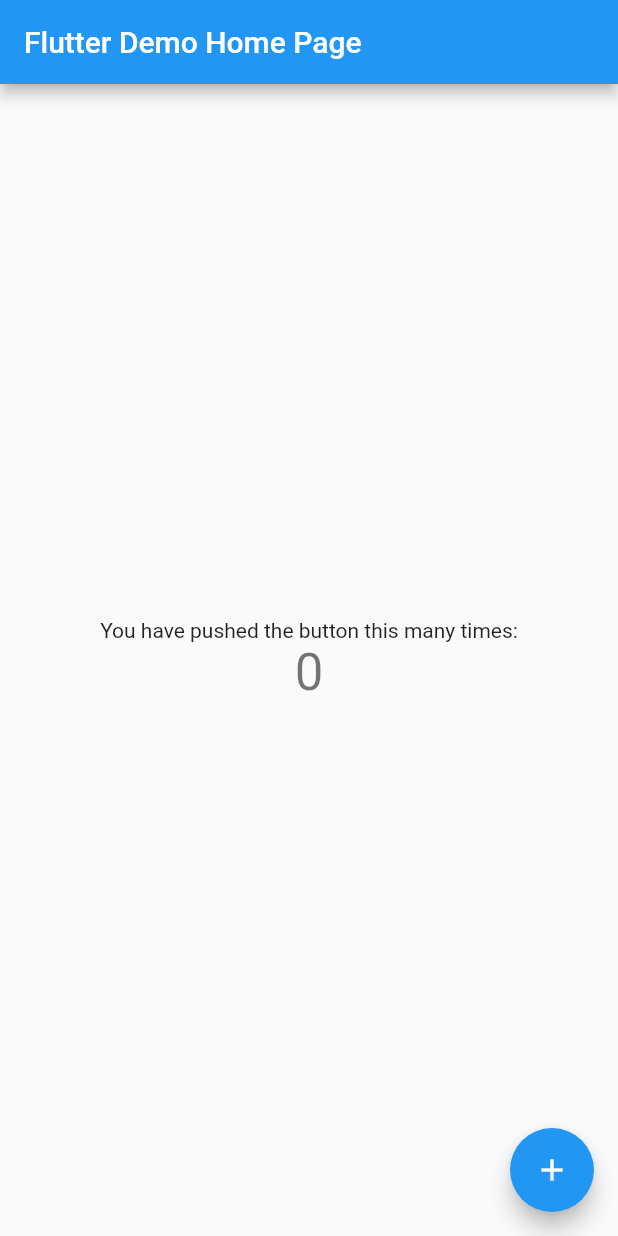
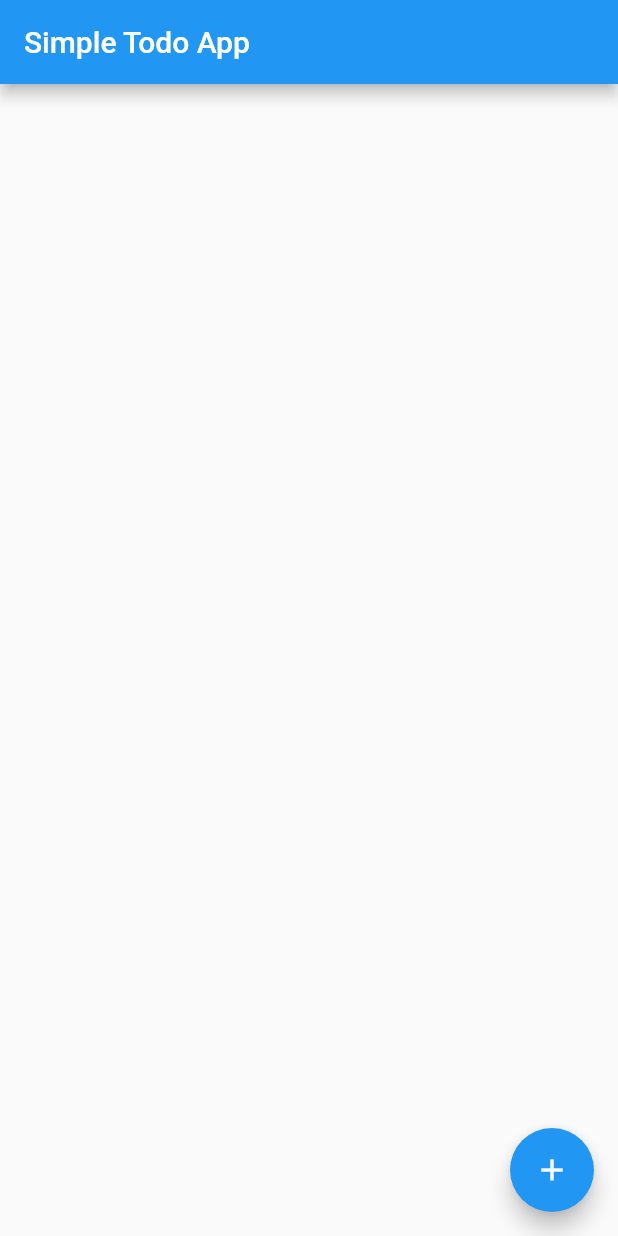
Before and after one commit to redbayoub/todo_app_flutter, a Flutter app: the screen it shows after launch, on a phone screen of 412 x 824 dp. Run offline on Flutter 3.47's test engine with Material 2 defaults, Android fonts, the phone set to English and light mode, and no system bars; our stand-ins replace sqflite; accounts and stored records are empty.

Commit message:
Added: Sqlite database, TodoLists_View, TodoList_View Issues: return from TodoList_View dosn't when adding TodoList, Delete not implemented yet

```diff
--- /dev/null
+++ b/lib/db/DBProvider.dart
@@ -0,0 +1,74 @@
+import 'package:path/path.dart';
+import 'package:sqflite/sqflite.dart';
+
+class DBProvider {
+  DBProvider._();
+
+  static final DBProvider db = DBProvider._();
+
+  static Database _database;
+  static const int VERSION = 1;
+
+  Future<Database> get database async {
+    if (_database != null) return _database;
+
+    // if _database is null we instantiate it
+    _database = await initDB();
+    return _database;
+  }
+
+  initDB() async {
+    /*Directory documentsDirectory = await getDatabasesPath();
+    String path = join(documentsDirectory.path, "TestDB.db");
+    return await openDatabase(path, version: VERSION, onOpen: (db) {},
+        onCreate: (Database db, int version) async {
+      await db.execute(TodoListTable.CREATE_TABLE);
+      await db.execute(TodoItemTable.CREATE_TABLE);
+    });*/
+
+    final Future<Database> database = openDatabase(
+      // Set the path to the database.
+      join(await getDatabasesPath(), 'TestDB.db'),
+      // When the database is first created, create a table to store dogs.
+      onCreate: (Database db, int version) async {
+        await db.execute(TodoListTable.CREATE_TABLE);
+        await db.execute(TodoItemTable.CREATE_TABLE);
+      },
+      // Set the version. This executes the onCreate function and provides a
+      // path to perform database upgrades and downgrades.
+      version: DATABASE_VERSION,
+    );
+    return database;
+  }
+}
+
+const int DATABASE_VERSION = 8;
+
+class TodoListTable {
+  static const String TABLE_NAME = "todo_Lists";
+  static const String ID = "id";
+  static const String TITLE = "title";
+  static const String LAST_MODIFICATION = "last_modification";
+
+  static const String CREATE_TABLE = "CREATE TABLE $TABLE_NAME ("
+      "$ID INTEGER PRIMERY KEY , "
+      "$TITLE TEXT NOT NULL , "
+      "$LAST_MODIFICATION INTEGER NOT NULL ) ";
+}
+
+class TodoItemTable {
+  static const String TABLE_NAME = "todo_items";
+  static const String ID = "id";
+  static const String LIST_ID = "list_id";
+  static const String TITLE = "title";
+  static const String IS_DONE = "is_done";
+  static const String ADDED = "added";
+
+  static const String CREATE_TABLE = "CREATE TABLE $TABLE_NAME ("
+      "$ID INTEGER PRIMERY KEY , "
+      "$TITLE TEXT NOT NULL , "
+      "$LIST_ID INTEGER , "
+      "$IS_DONE BIT  , "
+      "$ADDED INTEGER NOT NULL , "
+      "FOREIGN KEY($LIST_ID) REFERENCES ${TodoListTable.TABLE_NAME}(${TodoListTable.ID}) )";
+}
--- a/lib/main.dart
+++ b/lib/main.dart
@@ -1,4 +1,5 @@
 import 'package:flutter/material.dart';
+import 'package:todo_app/views/todo_lists.dart';
 
 void main() => runApp(MyApp());
 
@@ -20,93 +21,12 @@ class MyApp extends StatelessWidget {
         // is not restarted.
         primarySwatch: Colors.blue,
       ),
-      home: MyHomePage(title: 'Flutter Demo Home Page'),
+      home: TodoLists(title: 'Simple Todo App'),
+      /*
+      routes: {
+
+        TodoListView.routeName: (context) => TodoListView()
+      },*/
     );
   }
 }
-
-class MyHomePage extends StatefulWidget {
-  MyHomePage({Key key, this.title}) : super(key: key);
-
-  // This widget is the home page of your application. It is stateful, meaning
-  // that it has a State object (defined below) that contains fields that affect
-  // how it looks.
-
-  // This class is the configuration for the state. It holds the values (in this
-  // case the title) provided by the parent (in this case the App widget) and
-  // used by the build method of the State. Fields in a Widget subclass are
-  // always marked "final".
-
-  final String title;
-
-  @override
-  _MyHomePageState createState() => _MyHomePageState();
-}
-
-class _MyHomePageState extends State<MyHomePage> {
-  int _counter = 0;
-
-  void _incrementCounter() {
-    setState(() {
-      // This call to setState tells the Flutter framework that something has
-      // changed in this State, which causes it to rerun the build method below
-      // so that the display can reflect the updated values. If we changed
-      // _counter without calling setState(), then the build method would not be
-      // called again, and so nothing would appear to happen.
-      _counter++;
-    });
-  }
-
-  @override
-  Widget build(BuildContext context) {
-    // This method is rerun every time setState is called, for instance as done
-    // by the _incrementCounter method above.
-    //
-    // The Flutter framework has been optimized to make rerunning build methods
-    // fast, so that you can just rebuild anything that needs updating rather
-    // than having to individually change instances of widgets.
-    return Scaffold(
-      appBar: AppBar(
-        // Here we take the value from the MyHomePage object that was created by
-        // the App.build method, and use it to set our appbar title.
-        title: Text(widget.title),
-      ),
-      body: Center(
-        // Center is a layout widget. It takes a single child and positions it
-        // in the middle of the parent.
-        child: Column(
-          // Column is also layout widget. It takes a list of children and
-          // arranges them vertically. By default, it sizes itself to fit its
-          // children horizontally, and tries to be as tall as its parent.
-          //
-          // Invoke "debug painting" (press "p" in the console, choose the
-          // "Toggle Debug Paint" action from the Flutter Inspector in Android
-          // Studio, or the "Toggle Debug Paint" command in Visual Studio Code)
-          // to see the wireframe for each widget.
-          //
-          // Column has various properties to control how it sizes itself and
-          // how it positions its children. Here we use mainAxisAlignment to
-          // center the children vertically; the main axis here is the vertical
-          // axis because Columns are vertical (the cross axis would be
-          // horizontal).
-          mainAxisAlignment: MainAxisAlignment.center,
-          children: <Widget>[
-            Text(
-              'You have pushed the button this many times:',
-            ),
-            Text(
-              '$_counter',
-              style: Theme.of(context).textTheme.display1,
-            ),
-
-          ],
-        ),
-      ),
-      floatingActionButton: FloatingActionButton(
-        onPressed: _incrementCounter,
-        tooltip: 'Increment',
-        child: Icon(Icons.add),
-      ), // This trailing comma makes auto-formatting nicer for build methods.
-    );
-  }
-}
--- /dev/null
+++ b/lib/models/TodoItem.dart
@@ -0,0 +1,8 @@
+class TodoItem {
+  int id;
+  String title;
+  bool isDone;
+  DateTime added;
+
+  TodoItem({this.id, this.title, this.isDone, this.added});
+}
--- /dev/null
+++ b/lib/models/TodoList.dart
@@ -0,0 +1,14 @@
+import 'package:todo_app/models/TodoItem.dart';
+
+class TodoList {
+  int id;
+  String title;
+  List<TodoItem> items = [];
+  DateTime modified;
+
+  TodoList({this.id, this.title, this.items, this.modified});
+
+  void updateLastModification() {
+    this.modified = DateTime.now();
+  }
+}
--- /dev/null
+++ b/lib/views/todo_lists.dart
@@ -0,0 +1,85 @@
+import 'package:flutter/material.dart';
+import 'package:todo_app/db/TodoListsProvider.dart';
+import 'package:todo_app/models/TodoList.dart';
+import 'package:todo_app/views/todo_list_view.dart';
+
+class TodoLists extends StatefulWidget {
+  TodoLists({Key key, this.title}) : super(key: key);
+
+  // This widget is the home page of your application. It is stateful, meaning
+  // that it has a State object (defined below) that contains fields that affect
+  // how it looks.
+
+  // This class is the configuration for the state. It holds the values (in this
+  // case the title) provided by the parent (in this case the App widget) and
+  // used by the build method of the State. Fields in a Widget subclass are
+  // always marked "final".
+
+  final String title;
+
+  @override
+  _TodoListsState createState() => _TodoListsState();
+}
+
+class _TodoListsState extends State<TodoLists> {
+  List<TodoList> todoLists = [];
+
+  String defultTitle = "Untitled";
+
+  void _addTodoList() async {
+    TodoList newList = TodoList();
+    newList.title = defultTitle;
+    newList.items = [];
+    newList.modified = DateTime.now();
+    TodoList listToView = await TodoListsProvider.addTodoListToDB(newList);
+    assert(listToView.id != null);
+    viewTodoList(context, listToView);
+  }
+
+  Widget buildListItem(BuildContext context, int index) {
+    return ListTile(
+      title: Text(todoLists[index].title),
+      subtitle: Text("Last Modification ${todoLists[index].modified}"),
+      onTap: () => viewTodoList(context, todoLists[index]),
+    );
+  }
+
+  viewTodoList(BuildContext context, TodoList item) {
+    assert(item.id != null);
+    Navigator.of(context).push(
+      MaterialPageRoute(
+        builder: (context) => TodoListView(item),
+      ),
+    );
+  }
+
+  @override
+  void initState() {
+    TodoListsProvider.getTodoListsFromDB().then((result) {
+      setState(() {
+        todoLists = result;
+      });
+    });
+    super.initState();
+  }
+
+  @override
+  Widget build(BuildContext context) {
+    return Scaffold(
+      appBar: AppBar(
+        // Here we take the value from the TodoLists object that was created by
+        // the App.build method, and use it to set our appbar title.
+        title: Text(widget.title),
+      ),
+      body: ListView.builder(
+          itemCount: todoLists.length,
+          itemBuilder: (BuildContext context, int index) =>
+              buildListItem(context, index)),
+      floatingActionButton: FloatingActionButton(
+        onPressed: _addTodoList,
+        tooltip: 'Add Todo List',
+        child: Icon(Icons.add),
+      ), // This trailing comma makes auto-formatting nicer for build methods.
+    );
+  }
+}
--- a/pubspec.yaml
+++ b/pubspec.yaml
@@ -23,6 +23,11 @@ dependencies:
   # The following adds the Cupertino Icons font to your application.
   # Use with the CupertinoIcons class for iOS style icons.
   cupertino_icons: ^0.1.2
+  flutter_material_color_picker: ^1.0.0
+  sqflite: ^1.1.6
+  path: ^1.6.2
+  path_provider: ^1.1.2
+
 
 dev_dependencies:
   flutter_test:
```
Also changed, not shown: lib/custom_widgets/my_editable_text.dart (added, +66 -0 lines), lib/db/TodoItemsProvider.dart (added, +66 -0 lines), lib/db/TodoListsProvider.dart (added, +55 -0 lines), lib/views/todo_list_view.dart (added, +136 -0 lines), pubspec.lock.
